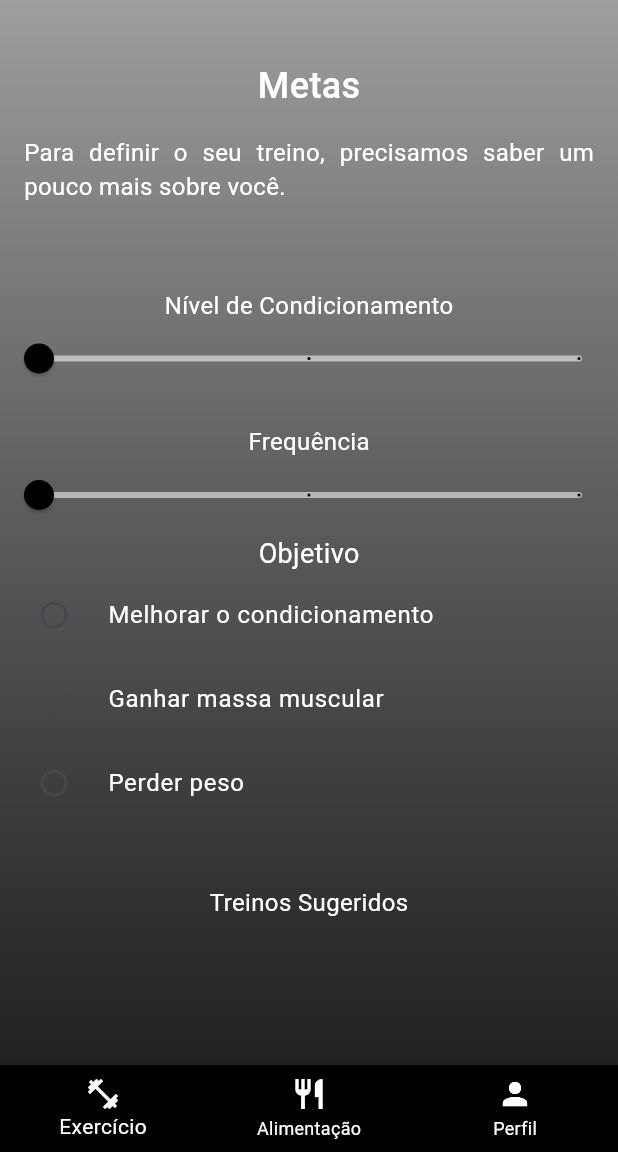
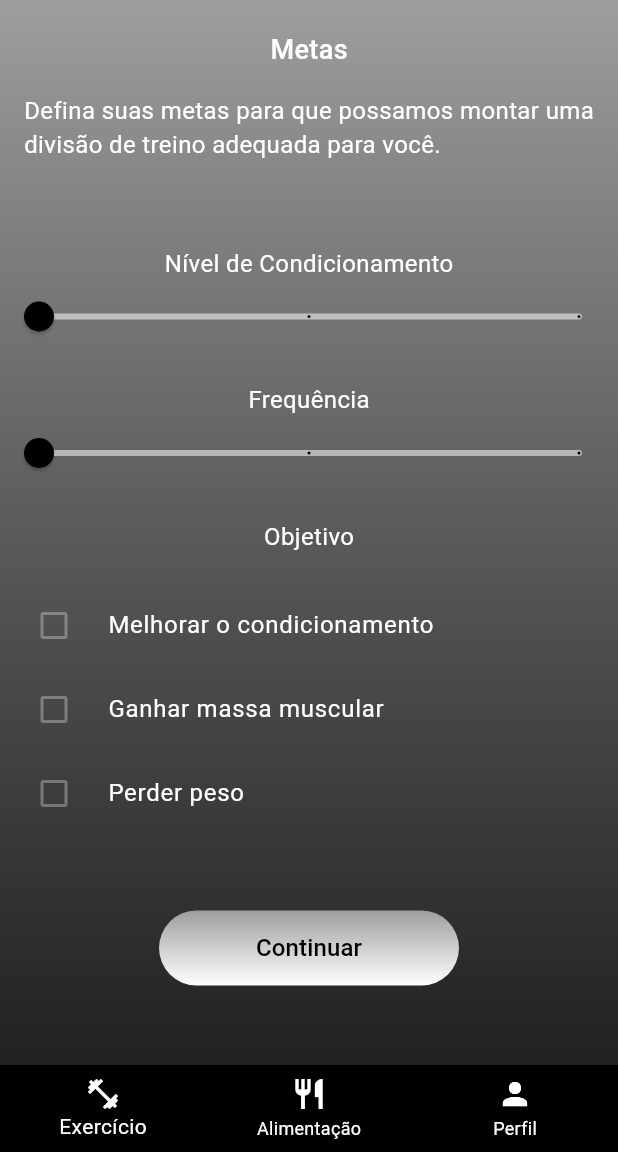
Before and after one commit to CleitonAsuos/GymFit, a Flutter app: the MainPage screen opened directly, on a phone screen of 412 x 824 dp, the part 84-1236 px from its top. Run offline on Flutter 3.47's test engine with Material 3 defaults, Android fonts, the phone set to English and light mode, and no system bars; our stand-ins replace flutter_mobx, mobx; generated files the repository leaves out were written again.

Commit message:
Alterações de layout na tela principal

```diff
--- a/lib/principal_page.dart
+++ b/lib/principal_page.dart
@@ -1,5 +1,3 @@
-import 'dart:ffi';
-
 import 'package:flutter/material.dart';
 import 'package:flutter_mobx/flutter_mobx.dart';
 import 'principal_store.dart';
@@ -33,7 +31,7 @@ class MainPage extends StatelessWidget {
         ),
         child: Column(
           children: [
-            SizedBox(height: 40),
+            SizedBox(height: 20),
             Center(
               child: Stack(
                 children: [
@@ -41,7 +39,7 @@ class MainPage extends StatelessWidget {
                     textAlign: TextAlign.justify,
                     'Metas',
                     style: TextStyle(
-                      fontSize: 24,
+                      fontSize: 18,
                       fontWeight: FontWeight.w500,
                       color: Colors.white,
                     ),
@@ -55,7 +53,7 @@ class MainPage extends StatelessWidget {
                 children: [
                   Text(
                     textAlign: TextAlign.justify,
-                    "Para definir o seu treino, precisamos saber um pouco mais sobre você.",
+                    "Defina suas metas para que possamos montar uma divisão de treino adequada para você.",
                     style: TextStyle(
                       fontSize: 16,
                       fontWeight: FontWeight.w400,
@@ -119,65 +117,120 @@ class MainPage extends StatelessWidget {
                 inactiveColor: Colors.white54,
               ),
             ),
-            SizedBox(height: 2),
+            SizedBox(height: 20),
             Text(
               'Objetivo',
               style: TextStyle(
-                fontSize: 18,
+                fontSize: 16,
                 color: Colors.white,
               ),
             ),
+            SizedBox(
+              height: 20
+              ),
             Observer(
-              builder: (_) => Column(
+              builder: (_) => Theme(
+              data: Theme.of(context).copyWith(
+                unselectedWidgetColor: Colors.white,
+              ),
+              child: Column(
                 children: [
-                  RadioListTile<String>(
-                    title: const Text(
-                      'Melhorar o condicionamento',
-                      style: TextStyle(color: Colors.white),
-                    ),
-                    value: 'Melhorar o condicionamento',
-                    groupValue: store.objetivo,
-                    onChanged: store.setObjetivo,
-                    activeColor: Colors.white, // Cor branca quando selecionado
+                CheckboxListTile(
+                  side: BorderSide(
+                    color: Colors.white30,
+                    width: 2,
                   ),
-                  RadioListTile<String>(
-                    title: const Text(
-                      'Ganhar massa muscular',
-                      style: TextStyle(color: Colors.white),
-                    ),
-                    value: 'Ganhar massa muscular',
-                    groupValue: store.objetivo,
-                    onChanged: store.setObjetivo,
-                    activeColor: Colors.white, // Cor branca quando selecionado
+                  title: const Text(
+                  'Melhorar o condicionamento',
+                  style: TextStyle(
+                    fontSize: 16,
+                    color: Colors.white),
                   ),
-                  RadioListTile<String>(
-                    title: const Text(
-                      'Perder peso',
-                      style: TextStyle(color: Colors.white),
-                    ),
-                    value: 'Perder peso',
-                    groupValue: store.objetivo,
-                    onChanged: store.setObjetivo,
-                    activeColor: Colors.white, // Cor branca quando selecionado
+                  value: store.objetivo.contains('Melhorar o condicionamento'),
+                  onChanged: (bool? value) {
+                  store.setObjetivo('Melhorar o condicionamento',);
+                  },
+                  activeColor: Colors.white,
+                  checkColor: Colors.black,
+                  controlAffinity: ListTileControlAffinity.leading, // Checkbox à esquerda
+                ),
+                CheckboxListTile(
+                  side: BorderSide(
+                    color: Colors.white30,
+                    width: 2,
                   ),
+                  title: const Text(
+                  'Ganhar massa muscular',
+                  style: TextStyle(
+                    fontSize: 16,
+                    color: Colors.white),
+                  ),
+                  value: store.objetivo.contains('Ganhar massa muscular'),
+                  onChanged: (bool? value) {
+                  store.setObjetivo('Ganhar massa muscular',);
+                  },
+                  activeColor: Colors.white,
+                  checkColor: Colors.black,
+                  controlAffinity: ListTileControlAffinity.leading, // Checkbox à esquerda
+                ),
+                CheckboxListTile(
+                  side: BorderSide(
+                    color: Colors.white30,
+                    width: 2,
+                  ),
+                  title: const Text(
+                  'Perder peso',
+                  style: TextStyle(
+                    fontSize: 16,
+                    color: Colors.white),
+                  ),
+                  value: store.objetivo.contains('Perder peso'),
+                  onChanged: (bool? value) {
+                  store.setObjetivo('Perder peso',);
+                  },
+                  activeColor: Colors.white,
+                  checkColor: Colors.black,
+                  controlAffinity: ListTileControlAffinity.leading, // Checkbox à esquerda
+                ),
                 ],
               ),
-            ),
-            const SizedBox(height: 40),
-            Center(
-              child: Stack(
-                children: [
-                  Text(
-                    'Treinos Sugeridos',
-                    style: TextStyle(
-                      fontSize: 16,
-                      color: Colors.white,
-                    ),
-                  ),
-                ],
               ),
             ),
-            SizedBox(height: 20),
+            const SizedBox(
+              height: 50
+              ),
+
+            Container(
+              width: 200,
+              height: 50,
+              decoration: BoxDecoration(
+                gradient: LinearGradient(
+                  colors: [Colors.grey, Colors.white],
+                  begin: Alignment.topCenter,
+                  end: Alignment.bottomCenter,
+                ),
+                borderRadius: BorderRadius.circular(30),
+              ),
+              child: ElevatedButton(
+                style: ElevatedButton.styleFrom(
+                  backgroundColor: Colors.transparent,
+                  shadowColor: Colors.transparent,
+                ),
+                onPressed: () {
+                  // Adicione a lógica de cadastro aqui
+                },
+                child: const Text(
+                  'Continuar',
+                  style: TextStyle(
+                    color: Colors.black,
+                    fontSize: 16,
+                  ),
+                ),
+              ),
+            ),
+            SizedBox(
+              height: 20,
+            ),
           ],
         ),
       ),
```
